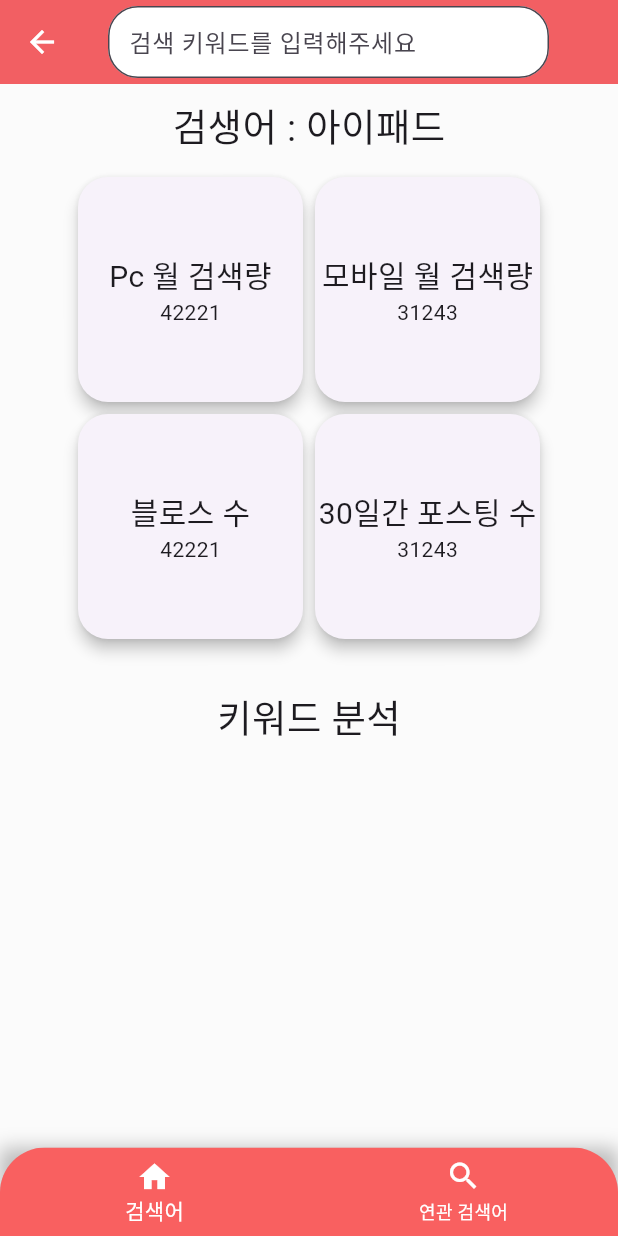
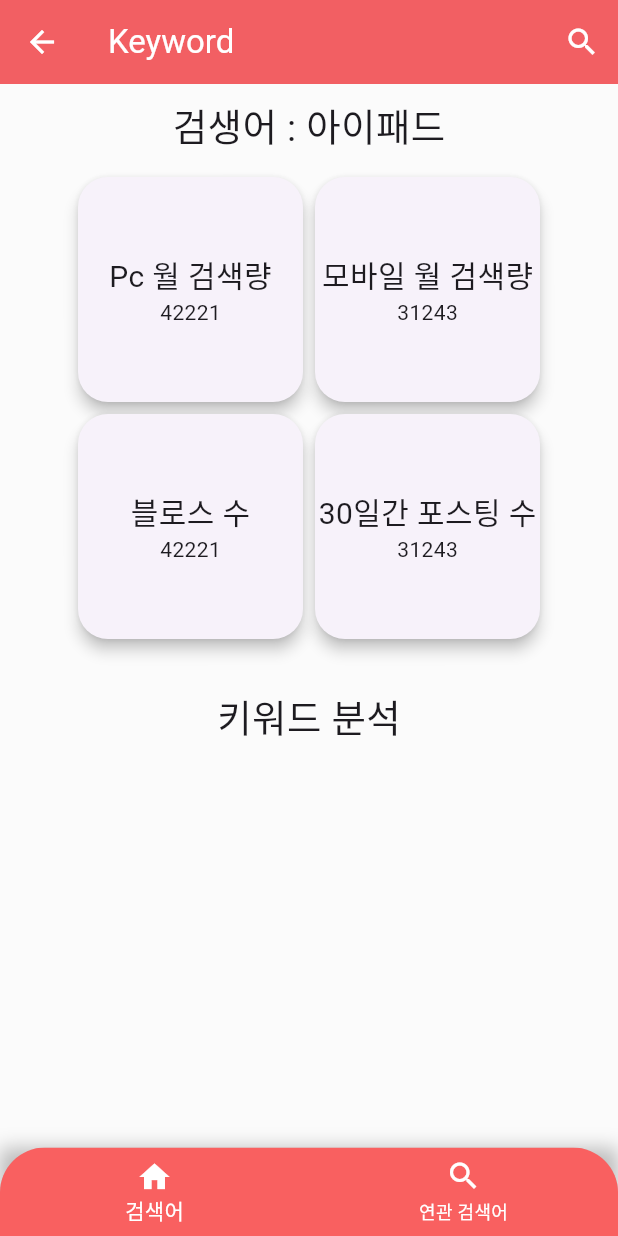
Before and after one commit to hch507/keypick-flutter, a Flutter app: the KeywordScreen screen opened by its route, on a phone screen of 412 x 824 dp. Run offline on Flutter 3.47's test engine with Material 3 defaults, Android fonts, the phone set to English and light mode, and no system bars; our stand-ins replace dio, fl_chart, get, retrofit; generated files the repository leaves out were written again.

Commit message:
search update

```diff
--- a/lib/data/dto/blog_month_ratio_body.dart
+++ b/lib/data/dto/blog_month_ratio_body.dart
@@ -20,7 +20,6 @@ class BlogMonthRatioBody {
             keywordGroups.map((group) => group.toJson())),
       };
 }
-
 class KeywordGroups {
   late String groupName;
   late List<String> keywords;
--- a/lib/main.dart
+++ b/lib/main.dart
@@ -4,6 +4,7 @@ import 'package:flutter_keypick/presentation/ui/keypick_main.dart';
 import 'package:flutter_keypick/presentation/ui/non_login/s_non_login.dart';
 import 'package:flutter_keypick/presentation/ui/search/s_keyword.dart';
 import 'package:flutter_keypick/presentation/ui/user_blog/s_user.dart';
+import 'package:flutter_keypick/presentation/ui/widget/f_keyword_search.dart';
 import 'package:flutter_keypick/theme/theme.dart';
 import 'package:get/get.dart';
 import 'package:get/get_navigation/src/root/get_material_app.dart';
@@ -27,7 +28,8 @@ class MyApp extends StatelessWidget {
         GetPage(name: "/login", page: ()=>KeyPickMain()),
         GetPage(name: "/nonLogin", page: () => NonLoginScreen()),
         GetPage(name: "/userPage", page: ()=>UserScreen()),
-        GetPage(name: "/keywordPage", page: ()=>KeywordScreen())
+        GetPage(name: "/keywordPage", page: ()=>KeywordScreen()),
+        GetPage(name: "/keywordSearch", page: () => KeywordSearchFragment(),transition: Transition.noTransition),
       ],
     );
   }
--- a/lib/presentation/ui/search/s_keyword.dart
+++ b/lib/presentation/ui/search/s_keyword.dart
@@ -2,7 +2,6 @@ import 'package:flutter/material.dart';
 import 'package:flutter_keypick/presentation/bottom_controller/user_page_controller.dart';
 import 'package:flutter_keypick/presentation/ui/search/tab/keyword/f_keyword.dart';
 import 'package:flutter_keypick/presentation/ui/search/tab/rel_keyword/f_rel_keyword.dart';
-import 'package:flutter_keypick/presentation/ui/user_blog/tab/rank/f_rank.dart';
 import 'package:flutter_keypick/presentation/ui/widget/custom_bottom_nav.dart';
 import 'package:get/get.dart';
 
@@ -19,29 +18,15 @@ class _KeywordScreenState extends State<KeywordScreen> {
   Widget build(BuildContext context) {
     return Scaffold(
       appBar: AppBar(
-        title: Row(
-          children: [
-            Expanded(
-              flex: 1,
-              child: TextField(
-                decoration: InputDecoration(
-                  hintText: '검색 키워드를 입력해주세요',
-                  contentPadding:
-                  EdgeInsets.symmetric(vertical: 5.0, horizontal: 10.0),
-                  border: OutlineInputBorder(
-                    borderRadius: BorderRadius.all(
-                      Radius.circular(20),
-                    ),
-                  ),
-                ),
-                controller: textEditingController,
-              ),
-            ),
-            SizedBox(width: 30,)
-          ],
-        ),
+        title: Text("Keyword"),
+        actions: [
+          IconButton(onPressed: () {
+            Get.toNamed("/keywordSearch");
+          },
+            icon: Icon(Icons.search),)
+        ],
       ),
-    body:  Obx((){
+    body: Obx((){
       if(UserPageController.to.currentIndex.value==0){
         return KeywordFragment();
       }else{
```
Also changed, not shown: lib/presentation/ui/non_login/s_non_login.dart (+11 -26 lines), lib/presentation/ui/user_blog/s_user.dart (+15 -35 lines), lib/presentation/ui/user_blog/tab/home/f_home.dart (+21 -16 lines), lib/presentation/ui/widget/custom_bottom_nav.dart (+6 -7 lines), lib/presentation/ui/widget/f_keyword_search.dart (added, +60 -0 lines).
